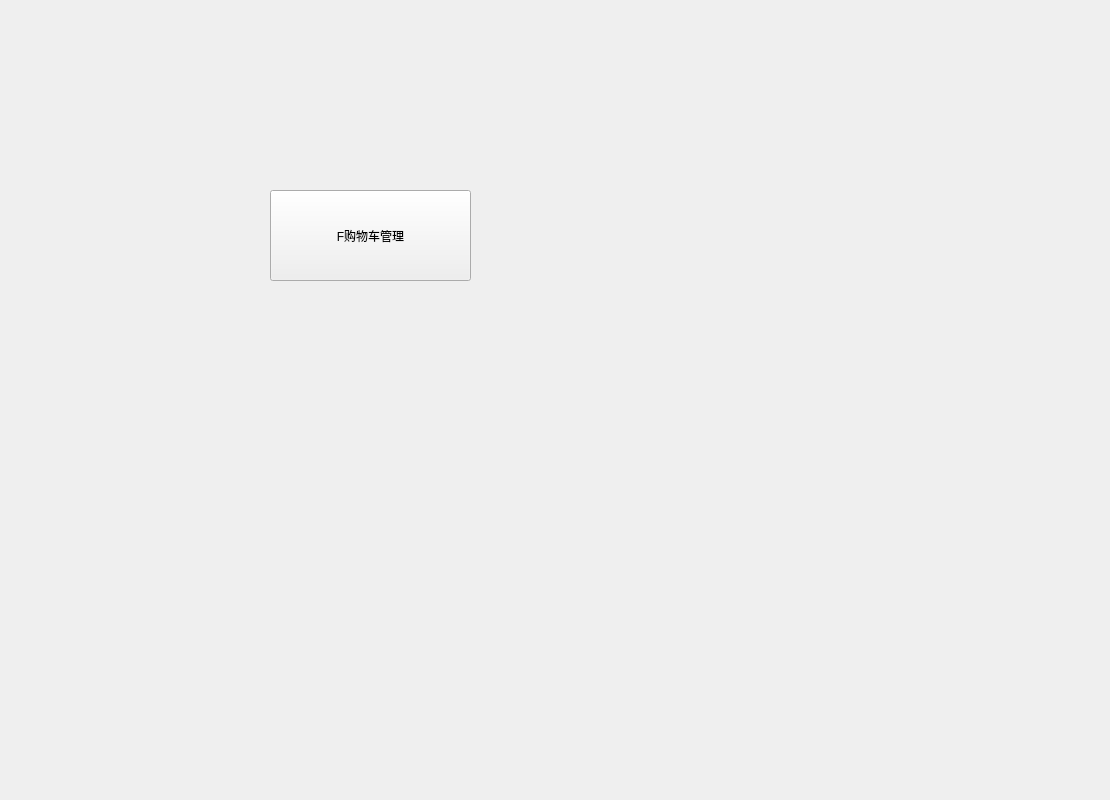
This is 2_qt/SneakerTraClient/subfans/trolleyform.ui in IvanNotOnlyFAt/Sneaker as Qt 5 draws it before an edit. The edited form follows.
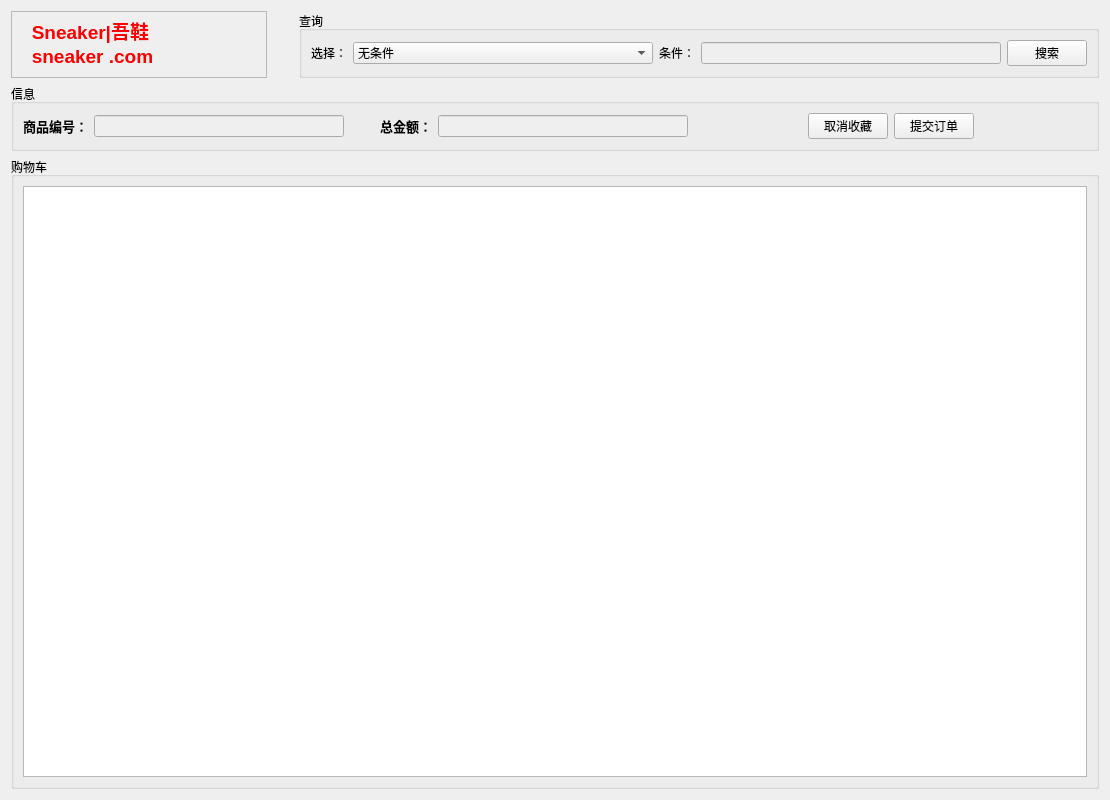
This is the edited form.

What changed in the file:
```diff
--- a/2_qt/SneakerTraClient/subfans/trolleyform.ui
+++ b/2_qt/SneakerTraClient/subfans/trolleyform.ui
@@ -13,19 +13,307 @@
   <property name="windowTitle">
    <string>Form</string>
   </property>
-  <widget class="QPushButton" name="pushButton">
-   <property name="geometry">
-    <rect>
-     <x>270</x>
-     <y>190</y>
-     <width>201</width>
-     <height>91</height>
-    </rect>
-   </property>
-   <property name="text">
-    <string>F购物车管理</string>
-   </property>
-  </widget>
+  <layout class="QGridLayout" name="gridLayout_5">
+   <item row="0" column="0">
+    <layout class="QGridLayout" name="gridLayout_4">
+     <item row="0" column="0">
+      <widget class="QTextBrowser" name="textBrowser">
+       <property name="enabled">
+        <bool>false</bool>
+       </property>
+       <property name="sizePolicy">
+        <sizepolicy hsizetype="Minimum" vsizetype="Ignored">
+         <horstretch>0</horstretch>
+         <verstretch>69</verstretch>
+        </sizepolicy>
+       </property>
+       <property name="html">
+        <string>&lt;!DOCTYPE HTML PUBLIC &quot;-//W3C//DTD HTML 4.0//EN&quot; &quot;http://www.w3.org/TR/REC-html40/strict.dtd&quot;&gt;
+&lt;html&gt;&lt;head&gt;&lt;meta name=&quot;qrichtext&quot; content=&quot;1&quot; /&gt;&lt;style type=&quot;text/css&quot;&gt;
+p, li { white-space: pre-wrap; }
+&lt;/style&gt;&lt;/head&gt;&lt;body style=&quot; font-family:'SimSun'; font-size:9pt; font-weight:400; font-style:normal;&quot;&gt;
+&lt;p style=&quot; margin-top:0px; margin-bottom:0px; margin-left:0px; margin-right:0px; -qt-block-indent:0; text-indent:0px;&quot;&gt;&lt;span style=&quot; font-size:14pt; font-weight:600; color:#ff0000;&quot;&gt;   Sneaker|吾鞋&lt;/span&gt;&lt;/p&gt;
+&lt;p style=&quot; margin-top:0px; margin-bottom:0px; margin-left:0px; margin-right:0px; -qt-block-indent:0; text-indent:0px;&quot;&gt;&lt;span style=&quot; font-size:14pt; font-weight:600; color:#ff0000;&quot;&gt;   sneaker .com&lt;/span&gt;&lt;/p&gt;&lt;/body&gt;&lt;/html&gt;</string>
+       </property>
+      </widget>
+     </item>
+     <item row="0" column="1">
+      <spacer name="verticalSpacer">
+       <property name="orientation">
+        <enum>Qt::Vertical</enum>
+       </property>
+       <property name="sizeType">
+        <enum>QSizePolicy::Minimum</enum>
+       </property>
+       <property name="sizeHint" stdset="0">
+        <size>
+         <width>20</width>
+         <height>10</height>
+        </size>
+       </property>
+      </spacer>
+     </item>
+     <item row="0" column="2">
+      <widget class="QGroupBox" name="groupBox">
+       <property name="enabled">
+        <bool>true</bool>
+       </property>
+       <property name="sizePolicy">
+        <sizepolicy hsizetype="Ignored" vsizetype="Maximum">
+         <horstretch>0</horstretch>
+         <verstretch>0</verstretch>
+        </sizepolicy>
+       </property>
+       <property name="title">
+        <string>查询</string>
+       </property>
+       <layout class="QGridLayout" name="gridLayout_3">
+        <item row="0" column="0">
+         <layout class="QHBoxLayout" name="horizontalLayout_2">
+          <item>
+           <widget class="QLabel" name="label">
+            <property name="contextMenuPolicy">
+             <enum>Qt::NoContextMenu</enum>
+            </property>
+            <property name="text">
+             <string>选择：</string>
+            </property>
+           </widget>
+          </item>
+          <item>
+           <widget class="QComboBox" name="cb_condition">
+            <property name="enabled">
+             <bool>true</bool>
+            </property>
+            <property name="sizePolicy">
+             <sizepolicy hsizetype="Expanding" vsizetype="Fixed">
+              <horstretch>0</horstretch>
+              <verstretch>0</verstretch>
+             </sizepolicy>
+            </property>
+            <item>
+             <property name="text">
+              <string>无条件</string>
+             </property>
+            </item>
+            <item>
+             <property name="text">
+              <string>订单号</string>
+             </property>
+            </item>
+           </widget>
+          </item>
+          <item>
+           <widget class="QLabel" name="label_6">
+            <property name="text">
+             <string>条件：</string>
+            </property>
+           </widget>
+          </item>
+          <item>
+           <widget class="QLineEdit" name="le_condition">
+            <property name="enabled">
+             <bool>false</bool>
+            </property>
+            <property name="clearButtonEnabled">
+             <bool>true</bool>
+            </property>
+           </widget>
+          </item>
+          <item>
+           <widget class="QPushButton" name="pb_search">
+            <property name="sizePolicy">
+             <sizepolicy hsizetype="Fixed" vsizetype="Fixed">
+              <horstretch>0</horstretch>
+              <verstretch>0</verstretch>
+             </sizepolicy>
+            </property>
+            <property name="text">
+             <string>搜索</string>
+            </property>
+           </widget>
+          </item>
+         </layout>
+        </item>
+       </layout>
+      </widget>
+     </item>
+     <item row="1" column="0" colspan="3">
+      <widget class="QGroupBox" name="groupBox_3">
+       <property name="title">
+        <string>信息</string>
+       </property>
+       <layout class="QGridLayout" name="gridLayout_2">
+        <item row="0" column="0">
+         <layout class="QHBoxLayout" name="horizontalLayout">
+          <item>
+           <widget class="QLabel" name="label_2">
+            <property name="font">
+             <font>
+              <family>Adobe Devanagari</family>
+              <pointsize>10</pointsize>
+              <weight>75</weight>
+              <bold>true</bold>
+             </font>
+            </property>
+            <property name="contextMenuPolicy">
+             <enum>Qt::NoContextMenu</enum>
+            </property>
+            <property name="text">
+             <string>商品编号：</string>
+            </property>
+           </widget>
+          </item>
+          <item>
+           <widget class="QLineEdit" name="le_merchid">
+            <property name="enabled">
+             <bool>false</bool>
+            </property>
+            <property name="sizePolicy">
+             <sizepolicy hsizetype="Minimum" vsizetype="Fixed">
+              <horstretch>0</horstretch>
+              <verstretch>0</verstretch>
+             </sizepolicy>
+            </property>
+            <property name="minimumSize">
+             <size>
+              <width>250</width>
+              <height>0</height>
+             </size>
+            </property>
+            <property name="alignment">
+             <set>Qt::AlignCenter</set>
+            </property>
+           </widget>
+          </item>
+          <item>
+           <spacer name="horizontalSpacer">
+            <property name="orientation">
+             <enum>Qt::Horizontal</enum>
+            </property>
+            <property name="sizeType">
+             <enum>QSizePolicy::Preferred</enum>
+            </property>
+            <property name="sizeHint" stdset="0">
+             <size>
+              <width>30</width>
+              <height>20</height>
+             </size>
+            </property>
+           </spacer>
+          </item>
+          <item>
+           <widget class="QLabel" name="label_3">
+            <property name="sizePolicy">
+             <sizepolicy hsizetype="Minimum" vsizetype="Preferred">
+              <horstretch>0</horstretch>
+              <verstretch>0</verstretch>
+             </sizepolicy>
+            </property>
+            <property name="font">
+             <font>
+              <family>Adobe Devanagari</family>
+              <pointsize>10</pointsize>
+              <weight>75</weight>
+              <bold>true</bold>
+             </font>
+            </property>
+            <property name="contextMenuPolicy">
+             <enum>Qt::NoContextMenu</enum>
+            </property>
+            <property name="text">
+             <string>总金额：</string>
+            </property>
+           </widget>
+          </item>
+          <item>
+           <widget class="QLineEdit" name="le_total">
+            <property name="enabled">
+             <bool>false</bool>
+            </property>
+            <property name="sizePolicy">
+             <sizepolicy hsizetype="Preferred" vsizetype="Fixed">
+              <horstretch>0</horstretch>
+              <verstretch>0</verstretch>
+             </sizepolicy>
+            </property>
+            <property name="minimumSize">
+             <size>
+              <width>250</width>
+              <height>0</height>
+             </size>
+            </property>
+            <property name="alignment">
+             <set>Qt::AlignCenter</set>
+            </property>
+           </widget>
+          </item>
+          <item>
+           <spacer name="horizontalSpacer_2">
+            <property name="orientation">
+             <enum>Qt::Horizontal</enum>
+            </property>
+            <property name="sizeType">
+             <enum>QSizePolicy::MinimumExpanding</enum>
+            </property>
+            <property name="sizeHint" stdset="0">
+             <size>
+              <width>40</width>
+              <height>20</height>
+             </size>
+            </property>
+           </spacer>
+          </item>
+          <item>
+           <widget class="QPushButton" name="pb_cancel">
+            <property name="text">
+             <string>取消收藏</string>
+            </property>
+           </widget>
+          </item>
+          <item>
+           <widget class="QPushButton" name="pb_puechase">
+            <property name="text">
+             <string>提交订单</string>
+            </property>
+           </widget>
+          </item>
+          <item>
+           <spacer name="horizontalSpacer_3">
+            <property name="orientation">
+             <enum>Qt::Horizontal</enum>
+            </property>
+            <property name="sizeType">
+             <enum>QSizePolicy::MinimumExpanding</enum>
+            </property>
+            <property name="sizeHint" stdset="0">
+             <size>
+              <width>40</width>
+              <height>20</height>
+             </size>
+            </property>
+           </spacer>
+          </item>
+         </layout>
+        </item>
+       </layout>
+      </widget>
+     </item>
+     <item row="2" column="0" colspan="3">
+      <widget class="QGroupBox" name="groupBox_2">
+       <property name="title">
+        <string>购物车</string>
+       </property>
+       <layout class="QGridLayout" name="gridLayout">
+        <item row="0" column="0">
+         <widget class="QListWidget" name="listWidget"/>
+        </item>
+       </layout>
+      </widget>
+     </item>
+    </layout>
+   </item>
+  </layout>
  </widget>
  <resources/>
  <connections/>
```
